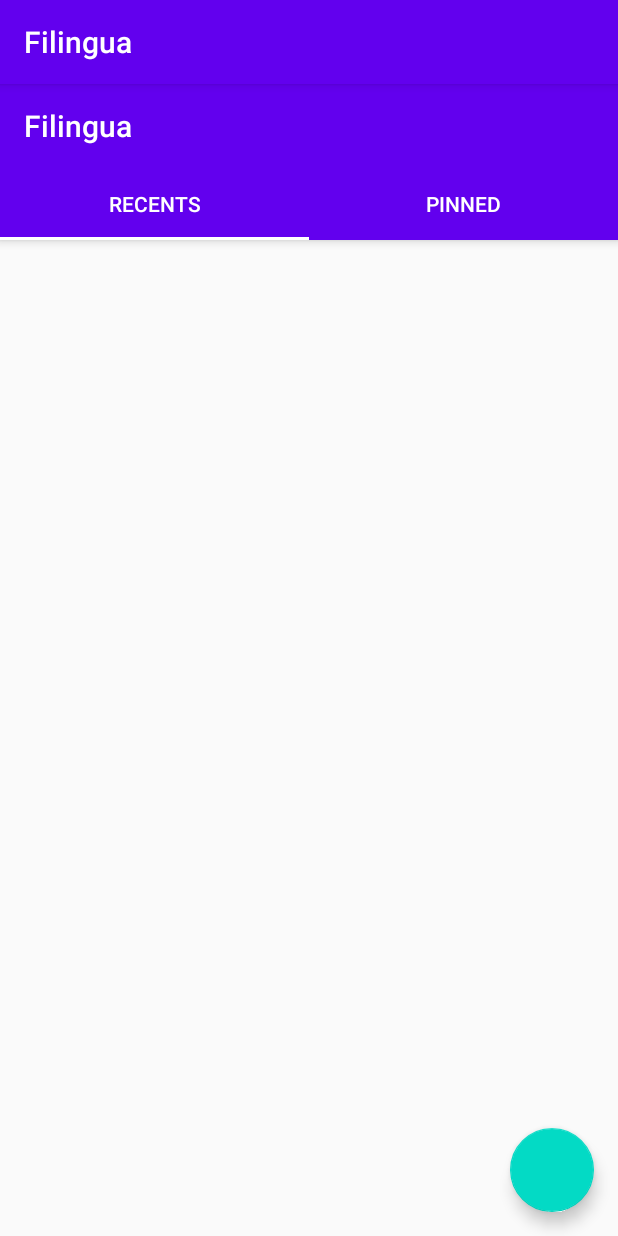
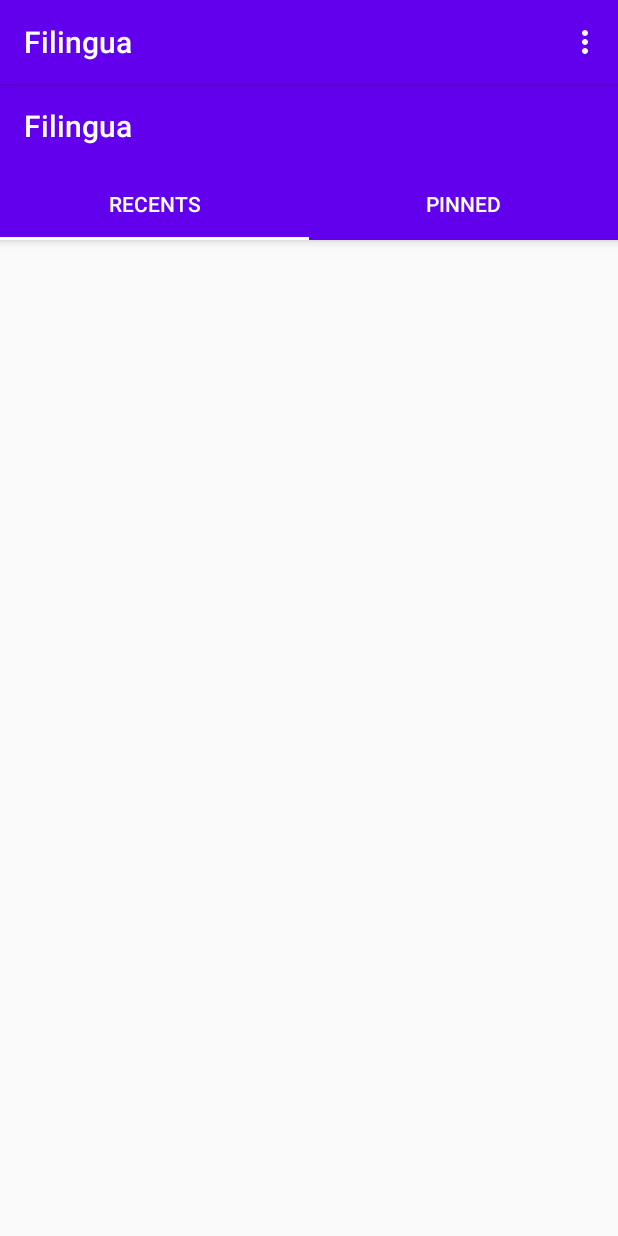
Before and after one commit to K-Mano/Filingua, an Android app: the screen it shows after launch (MainActivity), on a phone screen of 412 x 824 dp. Run offline under Robolectric (Android 15) with nearby library versions, the phone set to English and light mode, and no system bars.

Commit message:
Add Toolbar Menu etc

```diff
--- a/app/src/main/java/org/trpg/filingua/MainActivity.java
+++ b/app/src/main/java/org/trpg/filingua/MainActivity.java
@@ -3,14 +3,33 @@ package org.trpg.filingua;
 import androidx.appcompat.app.AppCompatActivity;
 
 import android.os.Bundle;
-///File has changed by K-Mano
+import android.view.Menu;
+import android.view.MenuInflater;
+import android.view.MenuItem;
+
 public class MainActivity extends AppCompatActivity {
 
     @Override
     protected void onCreate(Bundle savedInstanceState) {
         super.onCreate(savedInstanceState);
         setContentView(R.layout.activity_main);
-
+    }
+    //ツールバーメニューの生成
+    @Override
+    public boolean onCreateOptionsMenu(Menu menu){
+        MenuInflater inflater = getMenuInflater();
+        inflater.inflate(R.menu.menu_main, menu);
+        return true;
+    }
+    //メニューの選択されたボタンへの処理
+    @Override
+    public boolean onOptionsItemSelected(MenuItem item){
+        switch(item.getItemId()){
+            //タブ一覧画面への遷移
+            case R.id.tabButton:
+                break;
+        }
+        return true;
     }
     //yeahhhhh!!
 }
--- /dev/null
+++ b/app/src/main/res/drawable/ic_baseline_add_to_photos_24.xml
@@ -0,0 +1,5 @@
+<vector android:height="24dp" android:tint="#FFFFFF"
+    android:viewportHeight="24" android:viewportWidth="24"
+    android:width="24dp" xmlns:android="http://schemas.android.com/apk/res/android">
+    <path android:fillColor="@android:color/white" android:pathData="M4,6L2,6v14c0,1.1 0.9,2 2,2h14v-2L4,20L4,6zM20,2L8,2c-1.1,0 -2,0.9 -2,2v12c0,1.1 0.9,2 2,2h12c1.1,0 2,-0.9 2,-2L22,4c0,-1.1 -0.9,-2 -2,-2zM19,11h-4v4h-2v-4L9,11L9,9h4L13,5h2v4h4v2z"/>
+</vector>
--- a/app/src/main/res/layout/activity_main.xml
+++ b/app/src/main/res/layout/activity_main.xml
@@ -16,7 +16,8 @@
             android:layout_height="?attr/actionBarSize"
             android:elevation="5dp"
             app:layout_scrollFlags="scroll|enterAlways"
-            app:title="Filingua"
+            app:subtitleTextColor="#FFFFFF"
+            app:title="@string/app_name"
             app:titleTextColor="#FFFFFF"></androidx.appcompat.widget.Toolbar>
 
         <com.google.android.material.tabs.TabLayout
@@ -42,6 +43,7 @@
                 android:layout_height="wrap_content"
                 android:text="@string/pinned" />
         </com.google.android.material.tabs.TabLayout>
+
     </com.google.android.material.appbar.AppBarLayout>
 
     <androidx.core.widget.NestedScrollView
@@ -57,9 +59,4 @@
             tools:context=".MainActivity" />
     </androidx.core.widget.NestedScrollView>
 
-    <com.google.android.material.floatingactionbutton.FloatingActionButton
-        android:layout_width="wrap_content"
-        android:layout_height="wrap_content"
-        android:layout_gravity="bottom|end"
-        android:layout_margin="16dp" />"
 </androidx.coordinatorlayout.widget.CoordinatorLayout>
--- /dev/null
+++ b/app/src/main/res/menu/menu_main.xml
@@ -0,0 +1,9 @@
+<?xml version="1.0" encoding="utf-8"?>
+<menu xmlns:android="http://schemas.android.com/apk/res/android"
+    xmlns:app="http://schemas.android.com/apk/res-auto">
+    <item android:id="@+id/tabButton"
+        android:title="Tab"
+        android:icon="@drawable/ic_baseline_add_to_photos_24"
+        app:showasaction="always">
+    </item>
+</menu>
```
